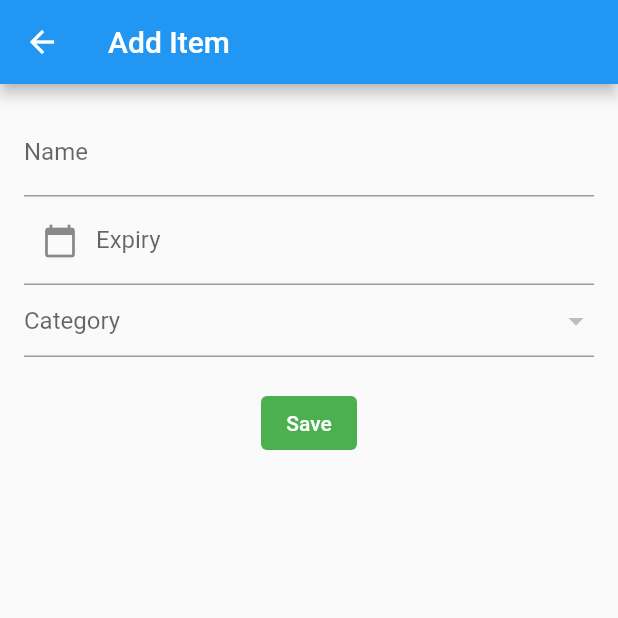
After one commit to ammaarkhan/Brokol-Flutter, a Flutter app: the ItemScreen screen opened directly, on a phone screen of 412 x 824 dp, the top half of it. The commit adds this screen. Run offline on Flutter 3.47's test engine with Material 2 defaults, Android fonts, the phone set to English and light mode, and no system bars; our stand-ins replace sqflite; accounts and stored records are empty.

Commit message:
create new item page

```diff
--- /dev/null
+++ b/brokol_flutter/lib/pages/items_screen.dart
@@ -0,0 +1,76 @@
+import 'package:flutter/material.dart';
+import 'package:flutter/src/widgets/framework.dart';
+import 'package:flutter/src/widgets/placeholder.dart';
+
+class ItemScreen extends StatefulWidget {
+  const ItemScreen({super.key});
+
+  @override
+  State<ItemScreen> createState() => _ItemScreen();
+}
+
+class _ItemScreen extends State<ItemScreen> {
+  var itemNameController = TextEditingController();
+  var itemExpiryController = TextEditingController();
+
+  var _selectedValue;
+
+  var _categories;
+
+  @override
+  Widget build(BuildContext context) {
+    return Scaffold(
+      appBar: AppBar(
+        title: Text('Add Item'),
+      ),
+      body: Padding(
+        padding: EdgeInsets.all(16.0),
+        child: Column(children: <Widget>[
+          TextField(
+            controller: itemNameController,
+            decoration: InputDecoration(
+              labelText: 'Name',
+              hintText: 'Add New Item Name',
+            ),
+          ),
+          // TextField(
+          //   controller: itemDescController,
+          //   decoration: InputDecoration(labelText: 'Description',
+          //   hintText: 'Add New Description Name',),
+          // ),
+          TextField(
+            controller: itemExpiryController,
+            decoration: InputDecoration(
+                labelText: 'Expiry',
+                hintText: 'Pick an Expiry Date',
+                prefixIcon: InkWell(
+                  onTap: () {},
+                  child: Icon(Icons.calendar_today),
+                )),
+          ),
+          DropdownButtonFormField(
+            value: _selectedValue,
+            items: _categories,
+            hint: Text('Category'),
+            onChanged: (value) {
+              setState(() {
+                _selectedValue = value;
+              });
+            },
+          ),
+          SizedBox(
+            height: 20,
+          ),
+          TextButton(
+            onPressed: () {},
+            style: TextButton.styleFrom(
+              foregroundColor: Colors.white,
+              backgroundColor: Colors.green,
+            ),
+            child: Text('Save'),
+          )
+        ]),
+      ),
+    );
+  }
+}
--- a/brokol_flutter/lib/pages/listpage.dart
+++ b/brokol_flutter/lib/pages/listpage.dart
@@ -1,3 +1,4 @@
+import 'package:brokol_flutter/pages/items_screen.dart';
 import 'package:brokol_flutter/widgets/drawer.dart';
 import 'package:flutter/material.dart';
 import 'package:flutter/src/widgets/framework.dart';
@@ -18,6 +19,11 @@ class _ListPageState extends State<ListPage> {
         title: Text("List Page"),
       ),
       drawer: MyDrawer(),
+      floatingActionButton: FloatingActionButton(
+        onPressed: () => Navigator.of(context)
+            .push(MaterialPageRoute(builder: (context) => ItemScreen())),
+        child: Icon(Icons.add),
+      ),
     );
   }
 }
```
